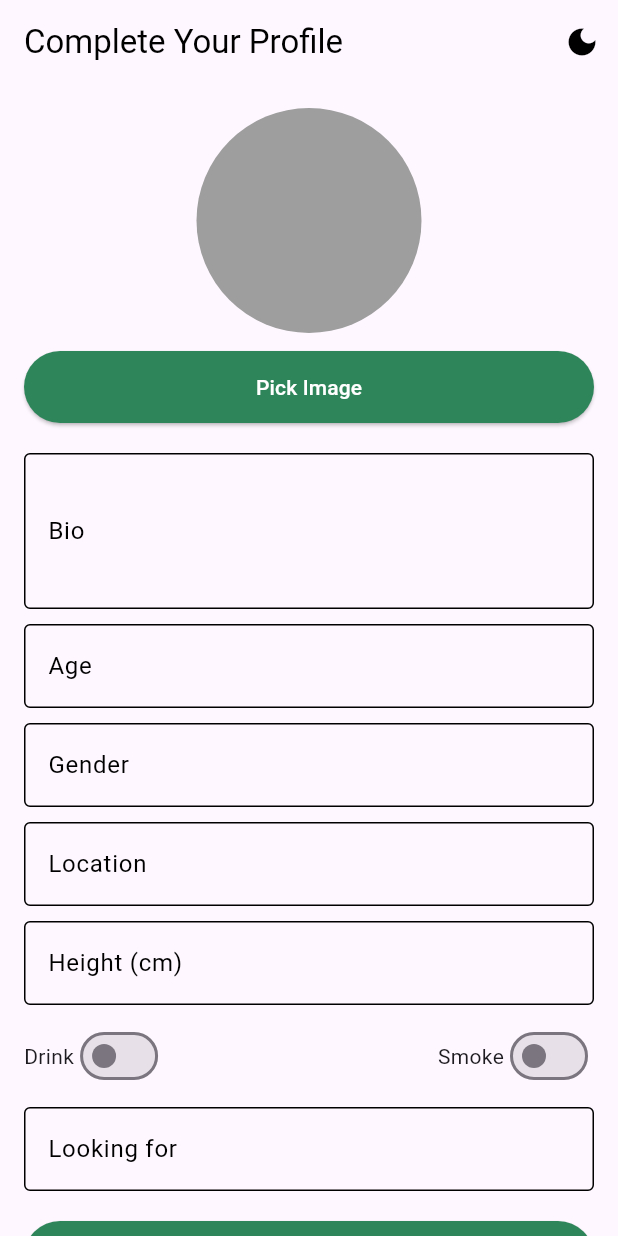
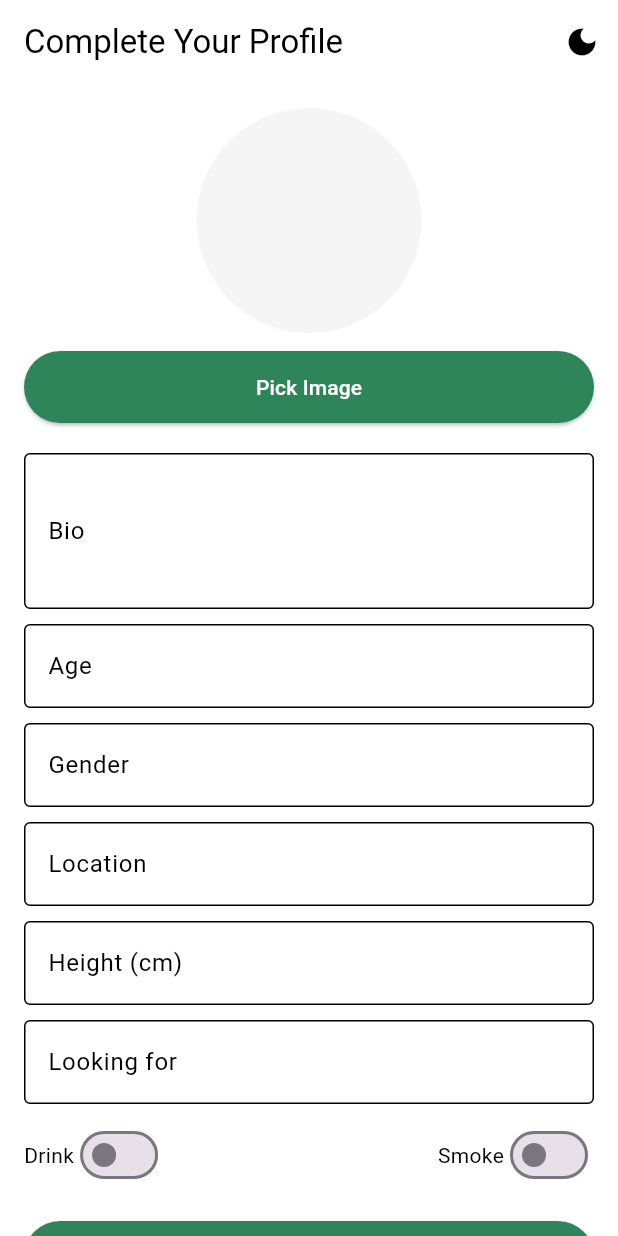
Before and after one commit to Senwin5/mixen, a Flutter app: the CompleteProfilePage screen opened directly, on a phone screen of 412 x 824 dp. Run offline on Flutter 3.47's test engine with Material 3 defaults, Android fonts, the phone set to English and light mode, and no system bars; our stand-ins replace card_swiper, device_info_plus, image_picker, permission_handler, shared_preferences; accounts and stored records are empty.

Commit message:
Update of the old code

```diff
--- a/lib/pages/completeprofilepage.dart
+++ b/lib/pages/completeprofilepage.dart
@@ -93,7 +93,7 @@ class _CompleteProfilePageState extends State<CompleteProfilePage> {
     }
   }
 
-  /// Submit profile to backend (image + data in one call)
+  /// Submit profile: upload image first, then update profile
   Future<void> submitProfile() async {
     if (_bioController.text.isEmpty || _ageController.text.isEmpty) {
       ScaffoldMessenger.of(context).showSnackBar(
@@ -105,8 +105,14 @@ class _CompleteProfilePageState extends State<CompleteProfilePage> {
     setState(() => isLoading = true);
 
     try {
-      final success = await ApiService.updateProfileWithImage(
-        image: _image,
+      // 1️⃣ Upload the image first (if selected)
+      if (_image != null) {
+        final uploaded = await ApiService.uploadProfileImage(_image!);
+        if (!uploaded) throw Exception("Image failed to upload");
+      }
+
+      // 2️⃣ Update the rest of the profile
+      final success = await ApiService.updateProfile(
         bio: _bioController.text,
         age: int.tryParse(_ageController.text) ?? 0,
         gender: _genderController.text,
@@ -126,7 +132,8 @@ class _CompleteProfilePageState extends State<CompleteProfilePage> {
       );
     } catch (e) {
       if (!mounted) return;
-      ScaffoldMessenger.of(context).showSnackBar(SnackBar(content: Text("Error: $e")));
+      ScaffoldMessenger.of(context)
+          .showSnackBar(SnackBar(content: Text("Error: $e")));
     }
 
     if (mounted) setState(() => isLoading = false);
@@ -134,11 +141,15 @@ class _CompleteProfilePageState extends State<CompleteProfilePage> {
 
   @override
   Widget build(BuildContext context) {
+    final Color backgroundColor = isDarkMode ? Colors.black : Colors.white;
     final Color textFieldColor = isDarkMode ? Colors.white : Colors.black;
+    final Color cardBackground = isDarkMode ? Colors.grey[900]! : Colors.grey[100]!;
 
     return Scaffold(
+      backgroundColor: backgroundColor,
       appBar: AppBar(
         elevation: 0,
+        backgroundColor: backgroundColor,
         title: Text("Complete Your Profile", style: TextStyle(color: textFieldColor)),
         actions: [
           IconButton(
@@ -162,7 +173,7 @@ class _CompleteProfilePageState extends State<CompleteProfilePage> {
                       width: 150,
                       height: 150,
                       decoration: BoxDecoration(
-                          color: Colors.grey, borderRadius: BorderRadius.circular(75))),
+                          color: cardBackground, borderRadius: BorderRadius.circular(75))),
               const SizedBox(height: 12),
               ElevatedButton(
                 style: ElevatedButton.styleFrom(
@@ -174,83 +185,31 @@ class _CompleteProfilePageState extends State<CompleteProfilePage> {
               ),
               const SizedBox(height: 20),
 
-              // Bio
-              TextField(
-                controller: _bioController,
-                decoration: InputDecoration(
-                  labelText: "Bio",
-                  labelStyle: TextStyle(color: textFieldColor),
-                  enabledBorder:
-                      OutlineInputBorder(borderSide: BorderSide(color: textFieldColor)),
-                  focusedBorder: OutlineInputBorder(
-                      borderSide: BorderSide(color: textFieldColor, width: 2)),
-                ),
-                maxLines: 3,
-                style: TextStyle(color: textFieldColor),
-              ),
-              const SizedBox(height: 10),
-
-              // Age
-              TextField(
-                controller: _ageController,
-                decoration: InputDecoration(
-                  labelText: "Age",
-                  labelStyle: TextStyle(color: textFieldColor),
-                  enabledBorder:
-                      OutlineInputBorder(borderSide: BorderSide(color: textFieldColor)),
-                  focusedBorder: OutlineInputBorder(
-                      borderSide: BorderSide(color: textFieldColor, width: 2)),
-                ),
-                keyboardType: TextInputType.number,
-                style: TextStyle(color: textFieldColor),
-              ),
-              const SizedBox(height: 10),
-
-              // Gender
-              TextField(
-                controller: _genderController,
-                decoration: InputDecoration(
-                  labelText: "Gender",
-                  labelStyle: TextStyle(color: textFieldColor),
-                  enabledBorder:
-                      OutlineInputBorder(borderSide: BorderSide(color: textFieldColor)),
-                  focusedBorder: OutlineInputBorder(
-                      borderSide: BorderSide(color: textFieldColor, width: 2)),
-                ),
-                style: TextStyle(color: textFieldColor),
-              ),
-              const SizedBox(height: 10),
-
-              // Location
-              TextField(
-                controller: _locationController,
-                decoration: InputDecoration(
-                  labelText: "Location",
-                  labelStyle: TextStyle(color: textFieldColor),
-                  enabledBorder:
-                      OutlineInputBorder(borderSide: BorderSide(color: textFieldColor)),
-                  focusedBorder: OutlineInputBorder(
-                      borderSide: BorderSide(color: textFieldColor, width: 2)),
-                ),
-                style: TextStyle(color: textFieldColor),
-              ),
-              const SizedBox(height: 10),
-
-              // Height
-              TextField(
-                controller: _heightController,
-                decoration: InputDecoration(
-                  labelText: "Height (cm)",
-                  labelStyle: TextStyle(color: textFieldColor),
-                  enabledBorder:
-                      OutlineInputBorder(borderSide: BorderSide(color: textFieldColor)),
-                  focusedBorder: OutlineInputBorder(
-                      borderSide: BorderSide(color: textFieldColor, width: 2)),
-                ),
-                keyboardType: TextInputType.number,
-                style: TextStyle(color: textFieldColor),
-              ),
-              const SizedBox(height: 10),
+              // TextFields
+              ...[
+                {"controller": _bioController, "label": "Bio", "keyboard": TextInputType.text, "maxLines": 3},
+                {"controller": _ageController, "label": "Age", "keyboard": TextInputType.number},
+                {"controller": _genderController, "label": "Gender", "keyboard": TextInputType.text},
+                {"controller": _locationController, "label": "Location", "keyboard": TextInputType.text},
+                {"controller": _heightController, "label": "Height (cm)", "keyboard": TextInputType.number},
+                {"controller": _lookingForController, "label": "Looking for", "keyboard": TextInputType.text},
+              ].map((field) {
+                return Padding(
+                  padding: const EdgeInsets.only(bottom: 10),
+                  child: TextField(
+                    controller: field["controller"] as TextEditingController,
+                    decoration: InputDecoration(
+                      labelText: field["label"] as String,
+                      labelStyle: TextStyle(color: textFieldColor),
+                      enabledBorder: OutlineInputBorder(borderSide: BorderSide(color: textFieldColor)),
+                      focusedBorder: OutlineInputBorder(borderSide: BorderSide(color: textFieldColor, width: 2)),
+                    ),
+                    keyboardType: field["keyboard"] as TextInputType,
+                    maxLines: field["maxLines"] as int? ?? 1,
+                    style: TextStyle(color: textFieldColor),
+                  ),
+                );
+              }),
 
               // Drink & Smoke switches
               Row(
@@ -258,7 +217,7 @@ class _CompleteProfilePageState extends State<CompleteProfilePage> {
                 children: [
                   Row(
                     children: [
-                      const Text("Drink"),
+                      Text("Drink", style: TextStyle(color: textFieldColor)),
                       Switch(
                         value: drink,
                         onChanged: (val) => setState(() => drink = val),
@@ -267,7 +226,7 @@ class _CompleteProfilePageState extends State<CompleteProfilePage> {
                   ),
                   Row(
                     children: [
-                      const Text("Smoke"),
+                      Text("Smoke", style: TextStyle(color: textFieldColor)),
                       Switch(
                         value: smoke,
                         onChanged: (val) => setState(() => smoke = val),
@@ -276,24 +235,9 @@ class _CompleteProfilePageState extends State<CompleteProfilePage> {
                   ),
                 ],
               ),
-              const SizedBox(height: 10),
-
-              // Looking for
-              TextField(
-                controller: _lookingForController,
-                decoration: InputDecoration(
-                  labelText: "Looking for",
-                  labelStyle: TextStyle(color: textFieldColor),
-                  enabledBorder:
-                      OutlineInputBorder(borderSide: BorderSide(color: textFieldColor)),
-                  focusedBorder: OutlineInputBorder(
-                      borderSide: BorderSide(color: textFieldColor, width: 2)),
-                ),
-                style: TextStyle(color: textFieldColor),
-              ),
               const SizedBox(height: 20),
 
-              // Submit
+              // Submit button
               isLoading
                   ? const CircularProgressIndicator()
                   : ElevatedButton(
--- a/lib/services/api_service.dart
+++ b/lib/services/api_service.dart
@@ -153,7 +153,8 @@ class ApiService {
     request.files.add(await http.MultipartFile.fromPath("image", file.path));
 
     final response = await request.send();
-    return response.statusCode == 200;
+    // ALLOW 200 OR 201
+    return response.statusCode == 200 || response.statusCode == 201;
   }
 
   // ===========================
@@ -224,12 +225,12 @@ class ApiService {
     if (lookingFor != null) request.fields["looking_for"] = lookingFor;
 
     if (image != null) {
-      request.files.add(
-          await http.MultipartFile.fromPath("image", image.path));
+      request.files.add(await http.MultipartFile.fromPath("image", image.path));
     }
 
     final response = await request.send();
-    return response.statusCode == 200;
+    // ALLOW 200 OR 201
+    return response.statusCode == 200 || response.statusCode == 201;
   }
 
   // =====================================================
@@ -305,7 +306,6 @@ class ApiService {
     };
   }
 
-
   // ===========================
   // GET USER MATCHES
   // ===========================
@@ -332,7 +332,6 @@ static Future<List<Map<String, dynamic>>> getMatches() async {
     }
   }
 
-
   // ===========================
   // GET USER COINS
   // ===========================
@@ -355,5 +354,4 @@ static Future<int> getCoins() async {
       throw Exception("Failed to fetch coins");
     }
   }
-
 }
```
Lines whose indentation alone changed are shown as unchanged.
